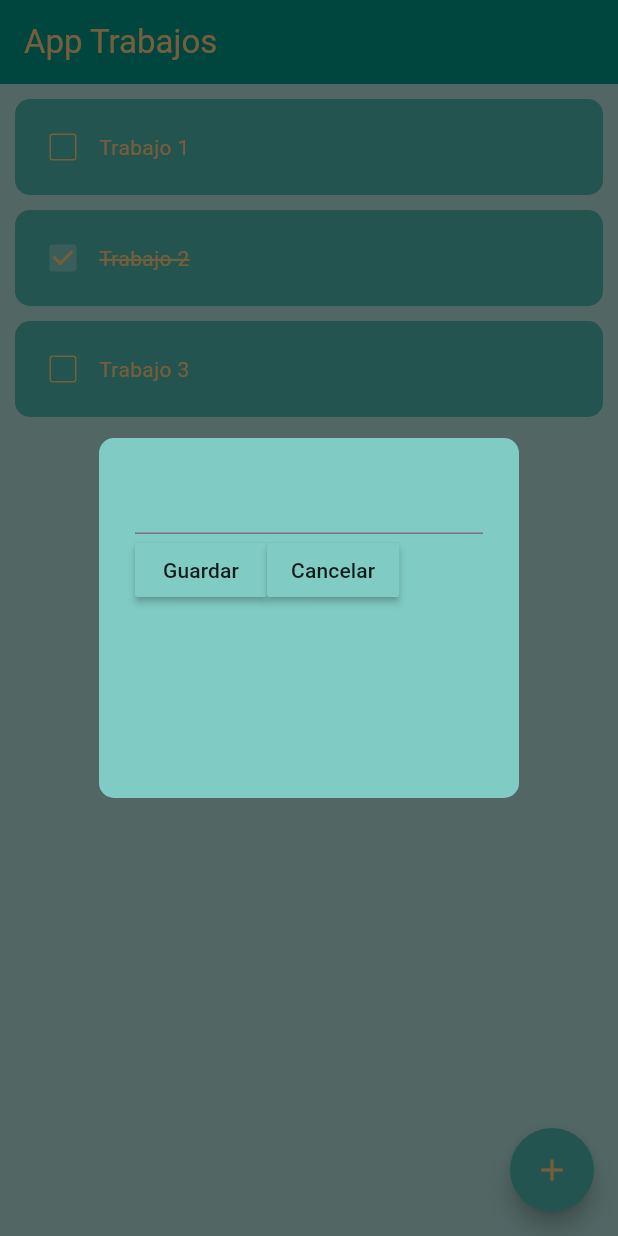
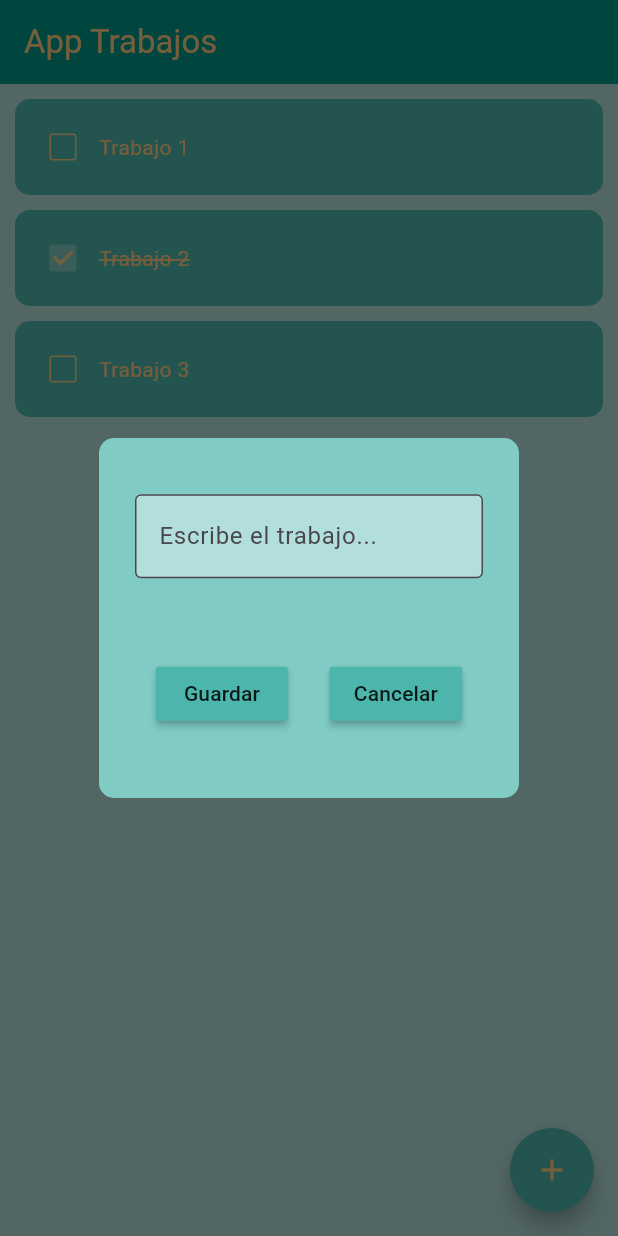
Before and after one commit to EthanGF7/aplicacion_trabajos, a Flutter app: the screen it shows after launch, after a tap on the "add" icon, on a phone screen of 412 x 824 dp. Run offline on Flutter 3.47's test engine with Material 3 defaults, Android fonts, the phone set to English and light mode, and no system bars; drawn by our look-alikes of flutter_slidable.

Commit message:
Dialog hecho y guardar trabajos

```diff
--- a/lib/componentes/boton_dialog.dart
+++ b/lib/componentes/boton_dialog.dart
@@ -12,7 +12,7 @@ class BotonDialog extends StatelessWidget {
   @override
   Widget build(BuildContext context) {
     return MaterialButton(onPressed: accionBoton,
-    color: Colors.teal[200],
+    color: Colors.teal[300],
     child: Text(textoBoton),
     );
   }
--- a/lib/componentes/dialog_nuevo_trabajo.dart
+++ b/lib/componentes/dialog_nuevo_trabajo.dart
@@ -2,7 +2,16 @@ import 'package:aplicacion_trabajos/componentes/boton_dialog.dart';
 import 'package:flutter/material.dart';
 
 class DialogNuevoTrabajo extends StatelessWidget {
-  const DialogNuevoTrabajo({super.key});
+  final TextEditingController tecTexTrabajo;
+  final Function()? accionGuardar;
+  final Function()? accionCancelar;
+
+  const DialogNuevoTrabajo({
+    super.key,
+    required this.tecTexTrabajo,
+    required this.accionGuardar,
+    required this.accionCancelar,
+    });
 
   @override
   Widget build(BuildContext context) {
@@ -12,12 +21,24 @@ class DialogNuevoTrabajo extends StatelessWidget {
       content: Container(
         height: 200,
         child: Column(
+          mainAxisAlignment: MainAxisAlignment.spaceEvenly,
           children: [
-            TextField(),
+            TextField(
+              controller: tecTexTrabajo,
+              cursorColor: Colors.orange[300],
+              decoration: InputDecoration(
+                hintText: "Escribe el trabajo...",
+                border: OutlineInputBorder(),
+                filled: true,
+                fillColor: Colors.teal[100],
+              ),
+            ),
+            SizedBox(height: 10,),
             Row(
+              mainAxisAlignment: MainAxisAlignment.spaceAround,
               children: [
-                BotonDialog(textoBoton: "Guardar", accionBoton: (){}),//Boton guardar
-                BotonDialog(textoBoton: "Cancelar", accionBoton: (){}),//Boton cancelar
+                BotonDialog(textoBoton: "Guardar", accionBoton: accionGuardar),//Boton guardar
+                BotonDialog(textoBoton: "Cancelar", accionBoton: accionCancelar),//Boton cancelar
               ],
             ),
           ],
--- a/lib/paginas/pagina_principal.dart
+++ b/lib/paginas/pagina_principal.dart
@@ -16,6 +16,23 @@ class _PaginaPrincipalState extends State<PaginaPrincipal> {
     {"titulo": "Trabajo 3", "valor": false},
   ];
 
+  TextEditingController tecTexTrabajo =TextEditingController();
+
+  void accionGuardar () {
+    setState(() {
+      trabajosLista.add({
+        "titulo": tecTexTrabajo.text,
+        "valor": false,
+        });
+        accionCancelar();
+    });
+  }
+
+  void accionCancelar () {
+    Navigator.of(context).pop();
+    tecTexTrabajo.clear();
+  }
+
   void cambiaCheckbox(bool valorCheckbox, int posLista) {
     setState(() {
       trabajosLista[posLista]["valor"] = !trabajosLista[posLista]["valor"];
@@ -29,7 +46,12 @@ class _PaginaPrincipalState extends State<PaginaPrincipal> {
   }
 
   void crearNuevoTrabajo() {
-    showDialog(context: context, builder: (context) {return const DialogNuevoTrabajo();});
+    showDialog(context: context, builder: (context) {return DialogNuevoTrabajo(
+      tecTexTrabajo: tecTexTrabajo,
+      accionGuardar: accionGuardar,
+      accionCancelar: accionCancelar,
+      );
+      });
   }
 
   @override
@@ -63,7 +85,7 @@ class _PaginaPrincipalState extends State<PaginaPrincipal> {
               textoTrabajo: trabajosLista[index]["titulo"],
               valorCheckbox: trabajosLista[index]["valor"],
               cambiaValorCheckbox: (valor) => cambiaCheckbox(trabajosLista[index]["valor"], index),
-             borraTrabajo: (valor) => accionBorrarTrabajo(index),
+              borraTrabajo: (valor) => accionBorrarTrabajo(index),
             );
           }),
     );
```
